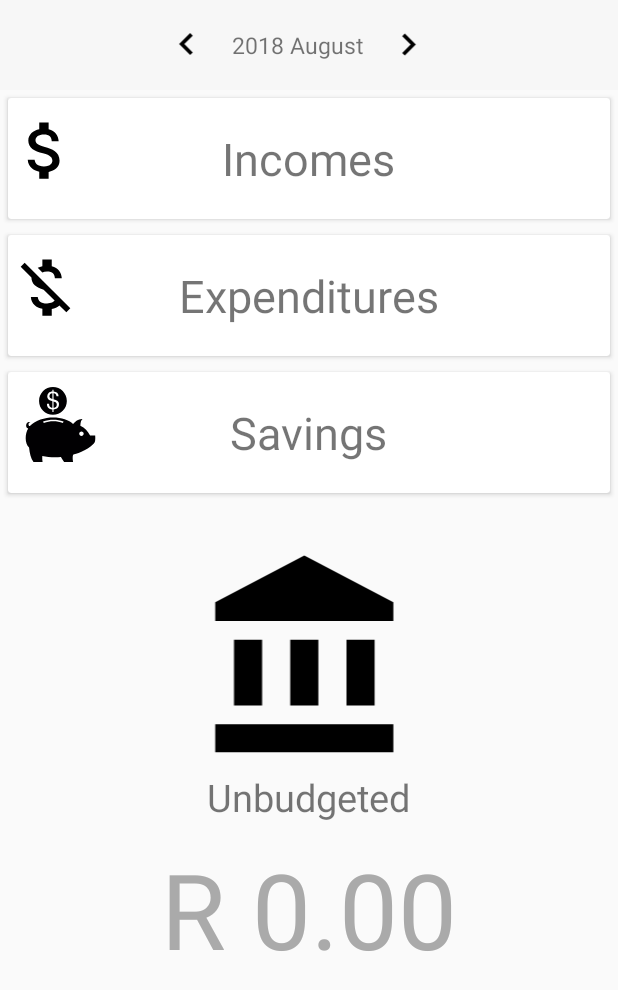
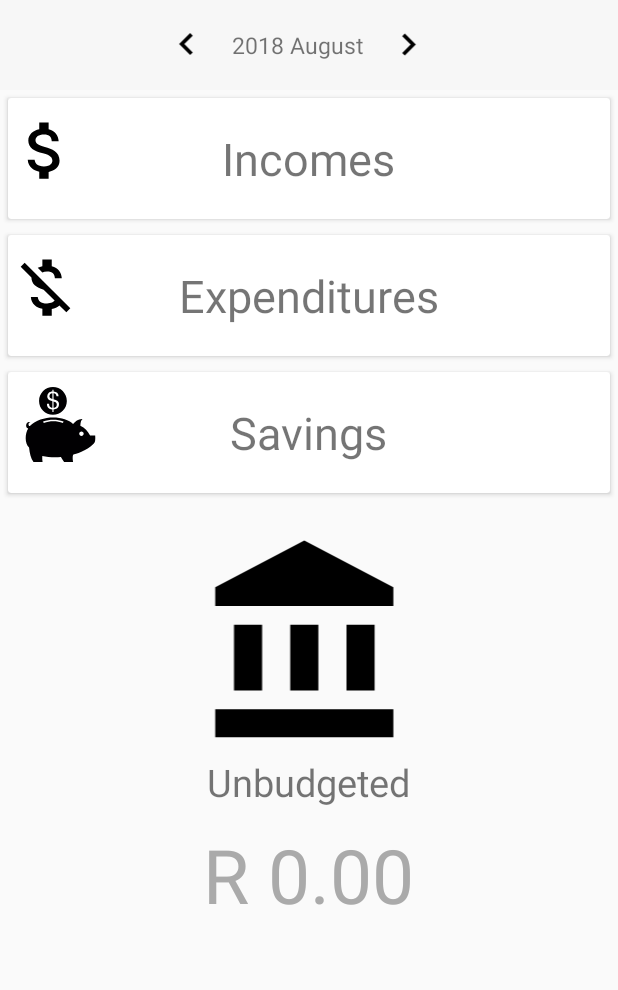
Before and after one commit to Mpatho/IBudget, an Android app: the screen it shows after launch (MainActivity), on a phone screen of 412 x 824 dp. Shown: the top 990 px of the screen. Run offline under Robolectric (Android 15) with nearby library versions, the phone set to English and light mode, and no system bars.

Commit message:
fixed unbadgected visibility

```diff
--- a/app/src/main/res/layout/activity_main.xml
+++ b/app/src/main/res/layout/activity_main.xml
@@ -90,7 +90,7 @@
 
 	<LinearLayout android:layout_width="match_parent"
 								android:layout_height="match_parent"
-								android:layout_margin="30dp"
+								android:layout_margin="20dp"
 								android:orientation="vertical">
 		<ImageView android:layout_width="match_parent"
 							 android:layout_height="150dp"
@@ -102,7 +102,7 @@
 							android:layout_gravity="center"
 							android:layout_margin="0dp"/>
 		<TextView android:id="@+id/unbudgeted"
-							android:textSize="70sp"
+							android:textSize="50sp"
 							android:textColor="#aaaaaa"
 							android:layout_width="wrap_content"
 							android:layout_height="wrap_content"
```
